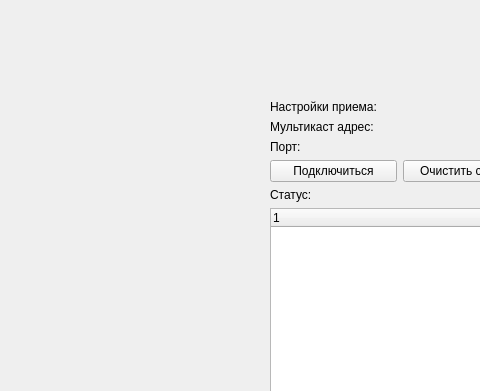
This is EventCalendarClient/mainwindow.ui in SobolMax30/White-belt-client as Qt 5 draws it before an edit; both pictures show x 0 to 480 and y 0 to 391 of the 800 by 600 pixel window. The edited form follows.
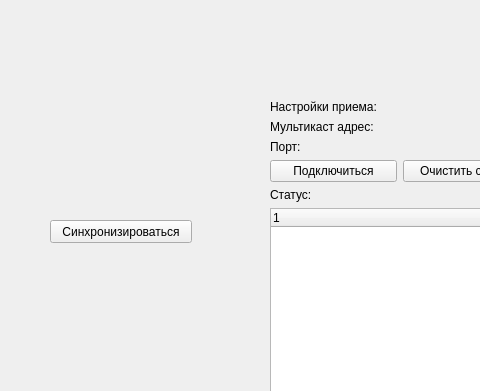
This is the edited form.

Commit message: Добавил синхронизацию клиента с сервером по запросу

```diff
--- a/EventCalendarClient/mainwindow.ui
+++ b/EventCalendarClient/mainwindow.ui
@@ -20,7 +20,7 @@
    <string>Клиент событий</string>
   </property>
   <widget class="QWidget" name="centralwidget">
-   <widget class="QWidget" name="">
+   <widget class="QWidget" name="layoutWidget">
     <property name="geometry">
      <rect>
       <x>270</x>
@@ -113,6 +113,19 @@
      </item>
     </layout>
    </widget>
+   <widget class="QPushButton" name="pushButton_Sync">
+    <property name="geometry">
+     <rect>
+      <x>50</x>
+      <y>220</y>
+      <width>142</width>
+      <height>23</height>
+     </rect>
+    </property>
+    <property name="text">
+     <string>Синхронизироваться</string>
+    </property>
+   </widget>
   </widget>
   <widget class="QMenuBar" name="menubar">
    <property name="geometry">
```
The commit also changes 2 other files.
